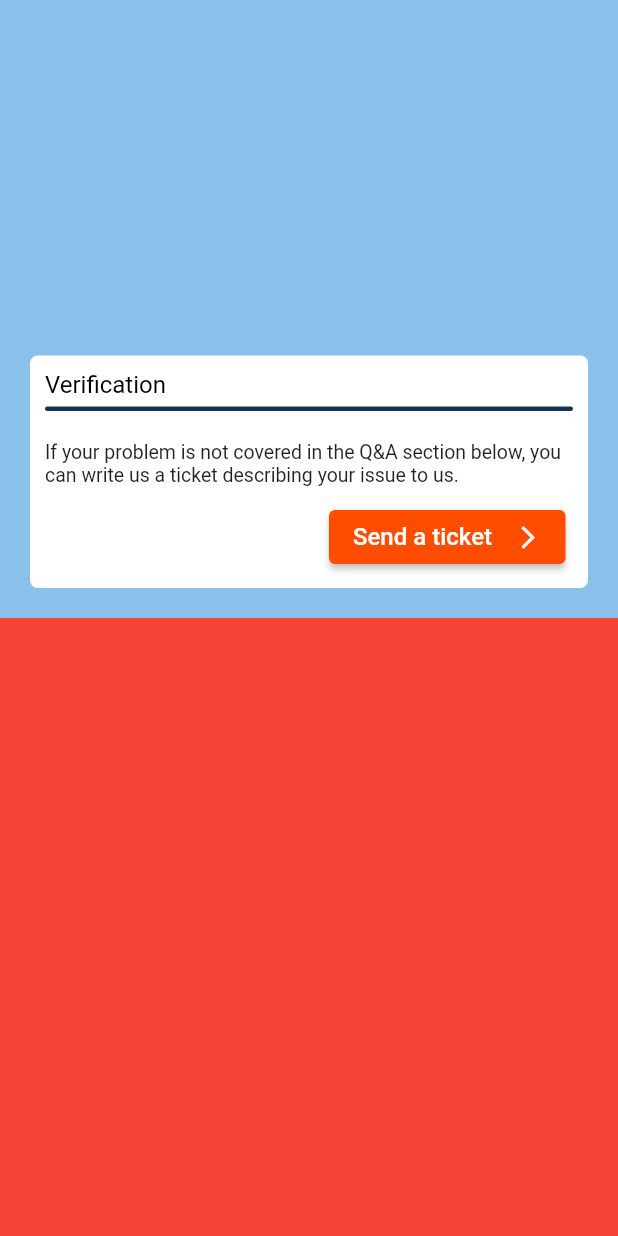
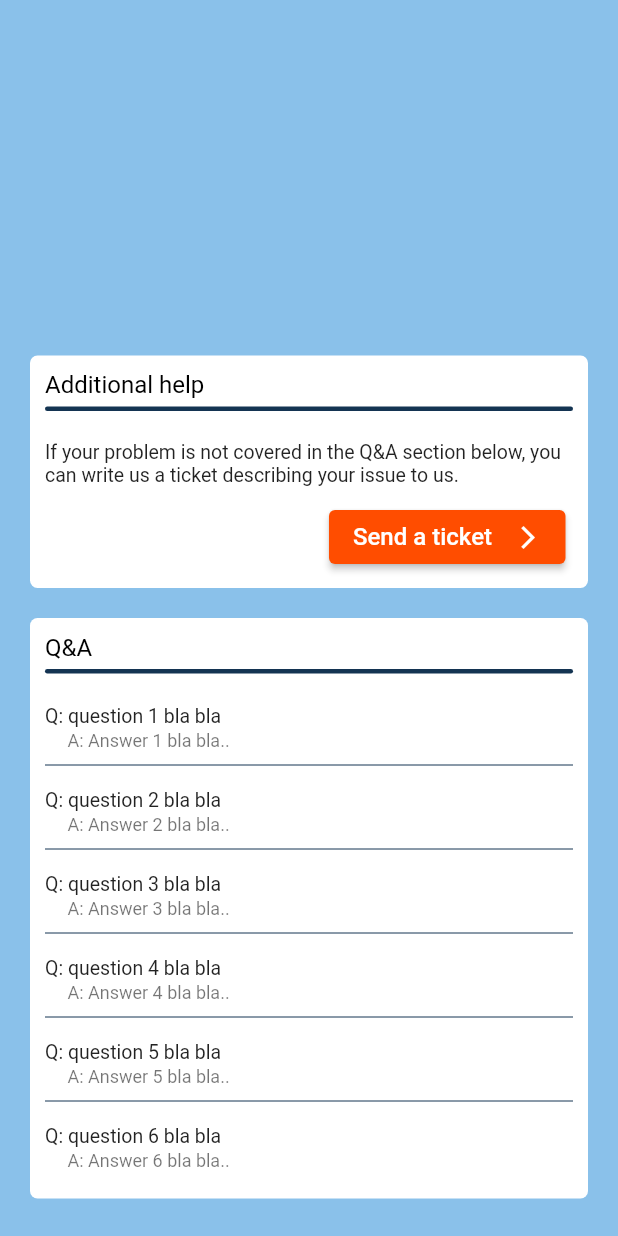
Before and after one commit to Mattias170624/Cetasol_App, a Flutter app: the TroubleshootScreen screen opened directly, on a phone screen of 412 x 824 dp. Run offline on Flutter 3.47's test engine with Material 2 defaults, Android fonts, the phone set to English and light mode, and no system bars; our stand-ins replace awesome_bottom_bar, cloud_firestore, firebase_auth, firebase_core, form_field_validator, intl_phone_number_input and 1 more; accounts and stored records are empty.

Commit message:
Added questions and answers list in bottom part of troubleshoot screen.

```diff
--- a/lib/Screens/trouble_shoot_screen.dart
+++ b/lib/Screens/trouble_shoot_screen.dart
@@ -1,18 +1,12 @@
 // ignore_for_file: prefer_const_constructors
 
+import 'package:cetasol_app/Widgets/NavScreenWidgets/TroublshootPage/questions_answers.dart';
 import 'package:cetasol_app/Widgets/NavScreenWidgets/TroublshootPage/top_container.dart';
 import 'package:flutter/material.dart';
 
 class TroubleshootScreen extends StatelessWidget {
-  const TroubleshootScreen({super.key});
-
   @override
   Widget build(BuildContext context) {
-    double paddingTop = MediaQuery.of(context).padding.top;
-    double paddingBottom = MediaQuery.of(context).padding.bottom;
-    double safeDeviceHeigt =
-        MediaQuery.of(context).size.height - paddingTop - paddingBottom;
-
     return Scaffold(
       backgroundColor: Theme.of(context).colorScheme.primary,
       body: Container(
@@ -29,7 +23,9 @@ class TroubleshootScreen extends StatelessWidget {
             ),
             Expanded(
               child: Container(
-                color: Colors.red,
+                width: double.infinity,
+                color: Theme.of(context).colorScheme.secondary,
+                child: QuestionsAndAnswers(),
               ),
             ),
           ],
--- /dev/null
+++ b/lib/Widgets/NavScreenWidgets/TroublshootPage/questions_answers.dart
@@ -0,0 +1,82 @@
+// ignore_for_file: prefer_const_constructors
+
+import 'package:flutter/material.dart';
+
+class QuestionsAndAnswers extends StatelessWidget {
+  final _questionList = [
+    {'Q: question 1 bla bla': 'A: Answer 1 bla bla..'},
+    {'Q: question 2 bla bla': 'A: Answer 2 bla bla..'},
+    {'Q: question 3 bla bla': 'A: Answer 3 bla bla..'},
+    {'Q: question 4 bla bla': 'A: Answer 4 bla bla..'},
+    {'Q: question 5 bla bla': 'A: Answer 5 bla bla..'},
+    {'Q: question 6 bla bla': 'A: Answer 6 bla bla..'},
+  ];
+
+  @override
+  Widget build(BuildContext context) {
+    return Container(
+      margin: EdgeInsets.only(left: 20, right: 20, bottom: 25),
+      padding: EdgeInsets.all(10),
+      decoration: BoxDecoration(
+        color: Colors.white,
+        borderRadius: BorderRadius.all(
+          Radius.circular(5),
+        ),
+      ),
+      child: Column(
+        children: [
+          Container(
+            alignment: Alignment.centerLeft,
+            child: Text(
+              'Q&A',
+              style: TextStyle(
+                color: Theme.of(context).colorScheme.surface,
+                fontWeight: FontWeight.w400,
+                fontSize: 16,
+              ),
+            ),
+          ),
+          Container(
+            width: double.infinity,
+            margin: EdgeInsets.only(bottom: 5, top: 5),
+            height: 3,
+            decoration: BoxDecoration(
+              borderRadius: BorderRadius.circular(10),
+              color: Theme.of(context).colorScheme.primary,
+            ),
+          ),
+          Expanded(
+            child: ListView.separated(
+              itemCount: _questionList.length,
+              itemBuilder: (context, index) {
+                return ListTile(
+                  dense: true,
+                  minVerticalPadding: 0,
+                  contentPadding: EdgeInsets.zero,
+                  visualDensity: VisualDensity(horizontal: 0, vertical: -2),
+                  title: Text(
+                    _questionList[index].keys.toString().substring(
+                        1, _questionList[index].keys.toString().length - 1),
+                  ),
+                  subtitle: Padding(
+                    padding: EdgeInsets.only(left: 15),
+                    child: Text(
+                      _questionList[index].values.toString().substring(
+                          1, _questionList[index].values.toString().length - 1),
+                    ),
+                  ),
+                );
+              },
+              separatorBuilder: (context, index) {
+                return Divider(
+                  color: Theme.of(context).colorScheme.primary,
+                  height: 0,
+                );
+              },
+            ),
+          ),
+        ],
+      ),
+    );
+  }
+}
--- a/lib/Widgets/NavScreenWidgets/TroublshootPage/top_container.dart
+++ b/lib/Widgets/NavScreenWidgets/TroublshootPage/top_container.dart
@@ -3,8 +3,6 @@
 import 'package:flutter/material.dart';
 
 class TopContainer extends StatelessWidget {
-  const TopContainer({super.key});
-
   @override
   Widget build(BuildContext context) {
     return Container(
@@ -26,7 +24,7 @@ class TopContainer extends StatelessWidget {
                 Container(
                   alignment: Alignment.centerLeft,
                   child: Text(
-                    'Verification',
+                    'Additional help',
                     style: TextStyle(
                       color: Theme.of(context).colorScheme.surface,
                       fontWeight: FontWeight.w400,
```
